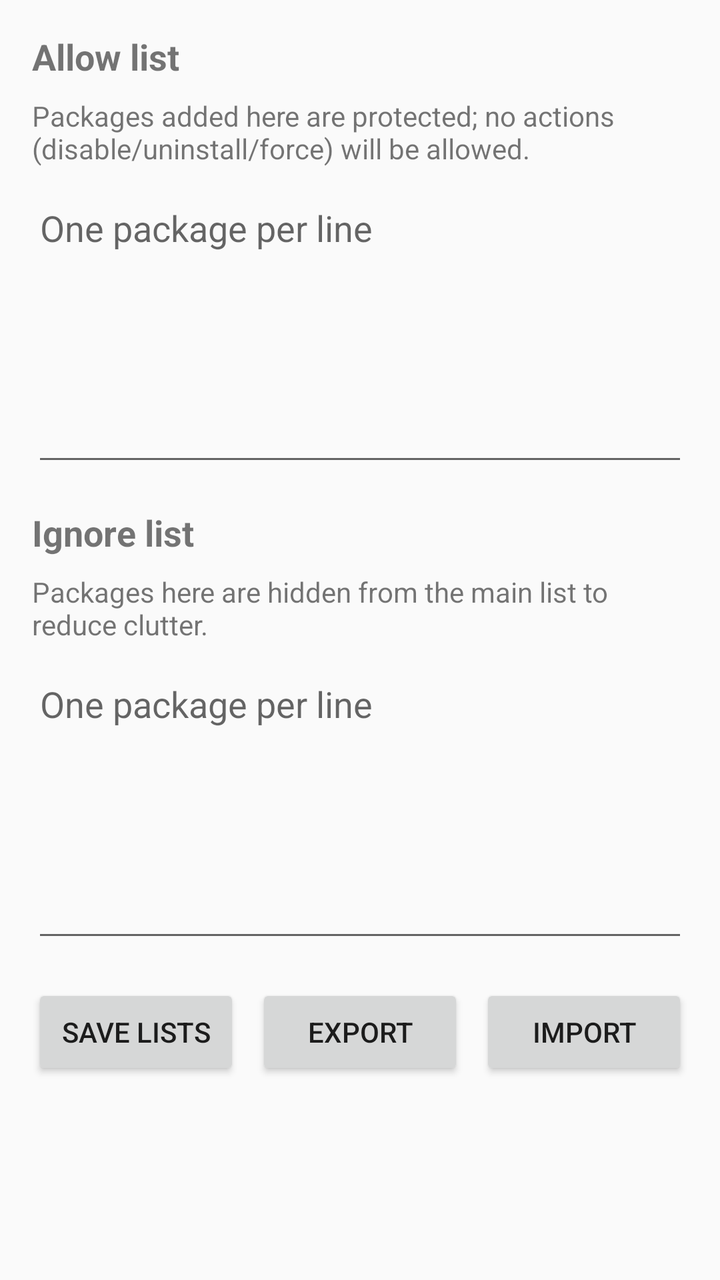
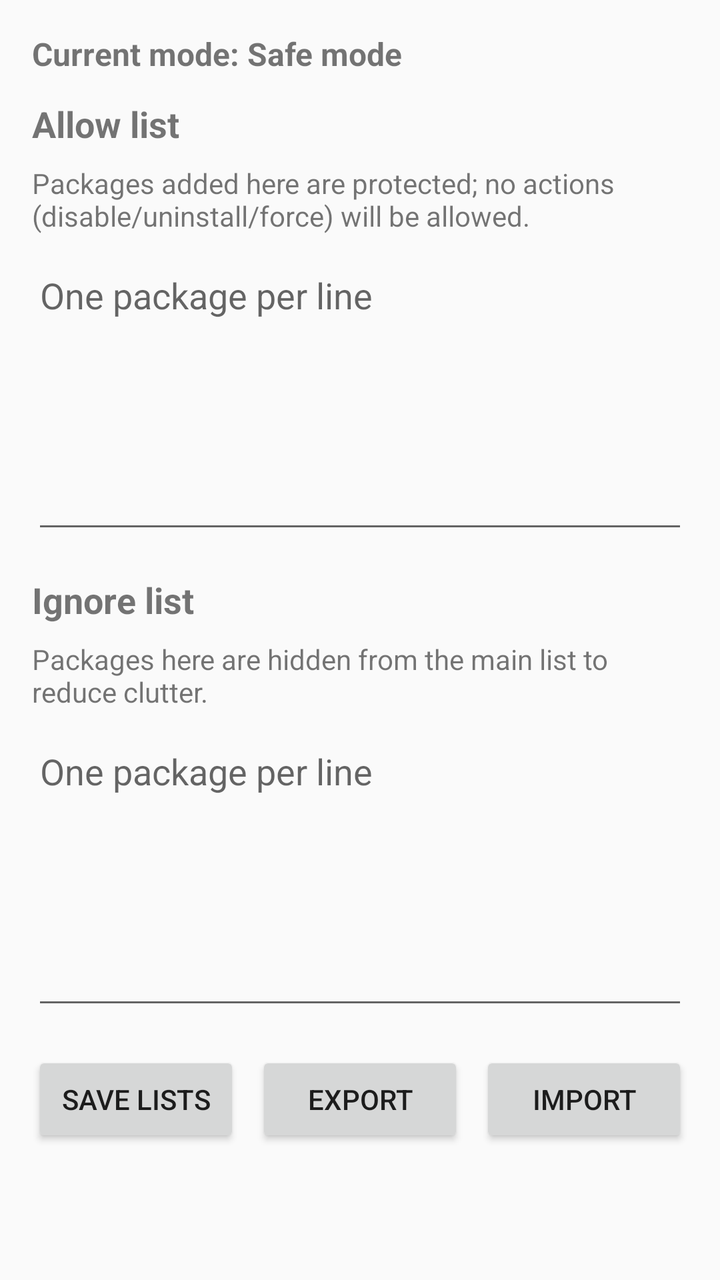

The first picture is an Android layout as it rendered before a commit; the second is the same layout after the commit. The layout source and the unified diff follow.
<!-- AndroidManifest.xml: application theme Theme.AppCompat.Light.NoActionBar -->
<!-- res/layout/activity_settings.xml -->
<?xml version="1.0" encoding="utf-8"?>
<ScrollView xmlns:android="http://schemas.android.com/apk/res/android"
    android:layout_width="match_parent"
    android:layout_height="match_parent">

    <LinearLayout
        android:layout_width="match_parent"
        android:layout_height="wrap_content"
        android:orientation="vertical"
        android:padding="16dp">

        <TextView
            android:layout_width="match_parent"
            android:layout_height="wrap_content"
            android:text="Allow list"
            android:textStyle="bold"
            android:textSize="18sp"/>

        <TextView
            android:layout_width="match_parent"
            android:layout_height="wrap_content"
            android:text="Packages added here are protected; no actions (disable/uninstall/force) will be allowed." 
            android:layout_marginTop="8dp"/>

        <EditText
            android:id="@+id/etAllowList"
            android:layout_width="match_parent"
            android:layout_height="wrap_content"
            android:hint="One package per line"
            android:minLines="6"
            android:gravity="top|start"
            android:inputType="textMultiLine"
            android:layout_marginTop="8dp"/>

        <TextView
            android:layout_width="match_parent"
            android:layout_height="wrap_content"
            android:text="Ignore list"
            android:textStyle="bold"
            android:textSize="18sp"
            android:layout_marginTop="16dp"/>

        <TextView
            android:layout_width="match_parent"
            android:layout_height="wrap_content"
            android:text="Packages here are hidden from the main list to reduce clutter." 
            android:layout_marginTop="8dp"/>

        <EditText
            android:id="@+id/etIgnoreList"
            android:layout_width="match_parent"
            android:layout_height="wrap_content"
            android:hint="One package per line"
            android:minLines="6"
            android:gravity="top|start"
            android:inputType="textMultiLine"
            android:layout_marginTop="8dp"/>

        <LinearLayout
            android:layout_width="match_parent"
            android:layout_height="wrap_content"
            android:orientation="horizontal"
            android:layout_marginTop="16dp">

            <Button
                android:id="@+id/btnSaveLists"
                android:layout_width="0dp"
                android:layout_weight="1"
                android:layout_height="wrap_content"
                android:text="Save lists"/>

            <Button
                android:id="@+id/btnExport"
                android:layout_width="0dp"
                android:layout_weight="1"
                android:layout_height="wrap_content"
                android:layout_marginStart="8dp"
                android:text="Export"/>

            <Button
                android:id="@+id/btnImport"
                android:layout_width="0dp"
                android:layout_weight="1"
                android:layout_height="wrap_content"
                android:layout_marginStart="8dp"
                android:text="Import"/>
        </LinearLayout>

    </LinearLayout>
</ScrollView>
<!-- resources referenced by this layout -->
<resources>

</resources>

<!-- the commit's change to res/layout/activity_settings.xml (unified diff, before → after) -->
@@ -10,6 +10,15 @@
         android:padding="16dp">
 
         <TextView
+            android:id="@+id/tvModeInfo"
+            android:layout_width="match_parent"
+            android:layout_height="wrap_content"
+            android:text="Current mode: Safe mode"
+            android:textStyle="bold"
+            android:textSize="16sp"
+            android:layout_marginBottom="12dp"/>
+
+        <TextView
             android:layout_width="match_parent"
             android:layout_height="wrap_content"
             android:text="Allow list"
@@ -19,7 +28,7 @@
         <TextView
             android:layout_width="match_parent"
             android:layout_height="wrap_content"
-            android:text="Packages added here are protected; no actions (disable/uninstall/force) will be allowed." 
+            android:text="Packages added here are protected; no actions (disable/uninstall/force) will be allowed."
             android:layout_marginTop="8dp"/>
 
         <EditText
@@ -43,7 +52,7 @@
         <TextView
             android:layout_width="match_parent"
             android:layout_height="wrap_content"
-            android:text="Packages here are hidden from the main list to reduce clutter." 
+            android:text="Packages here are hidden from the main list to reduce clutter."
             android:layout_marginTop="8dp"/>
 
         <EditText
